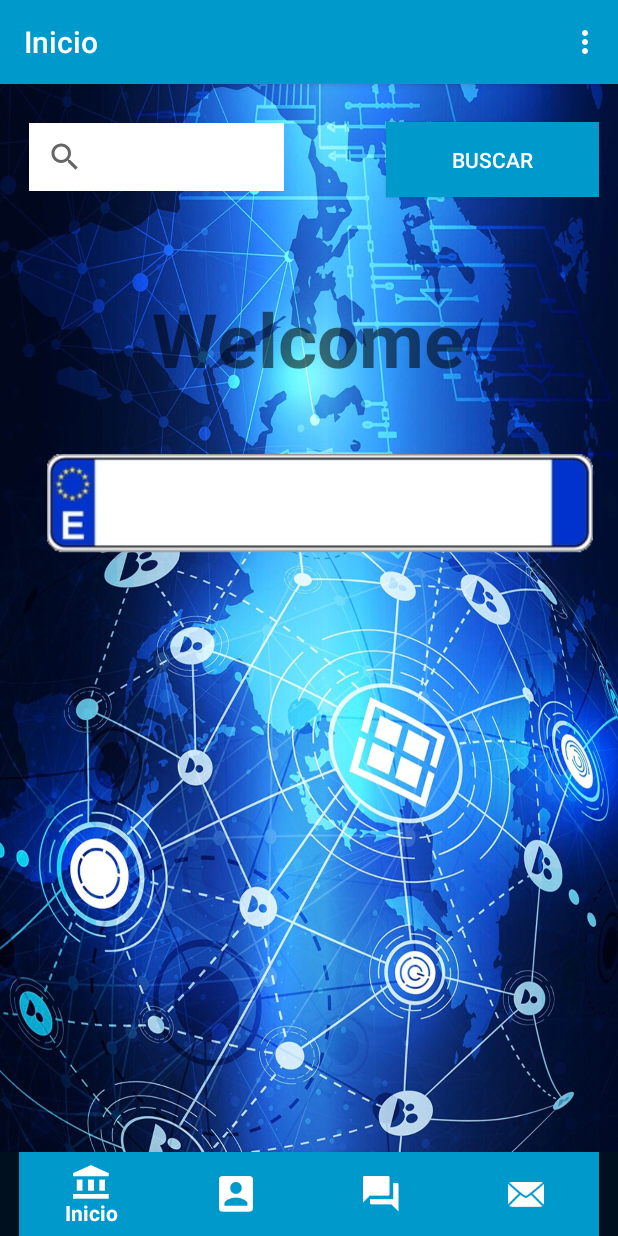
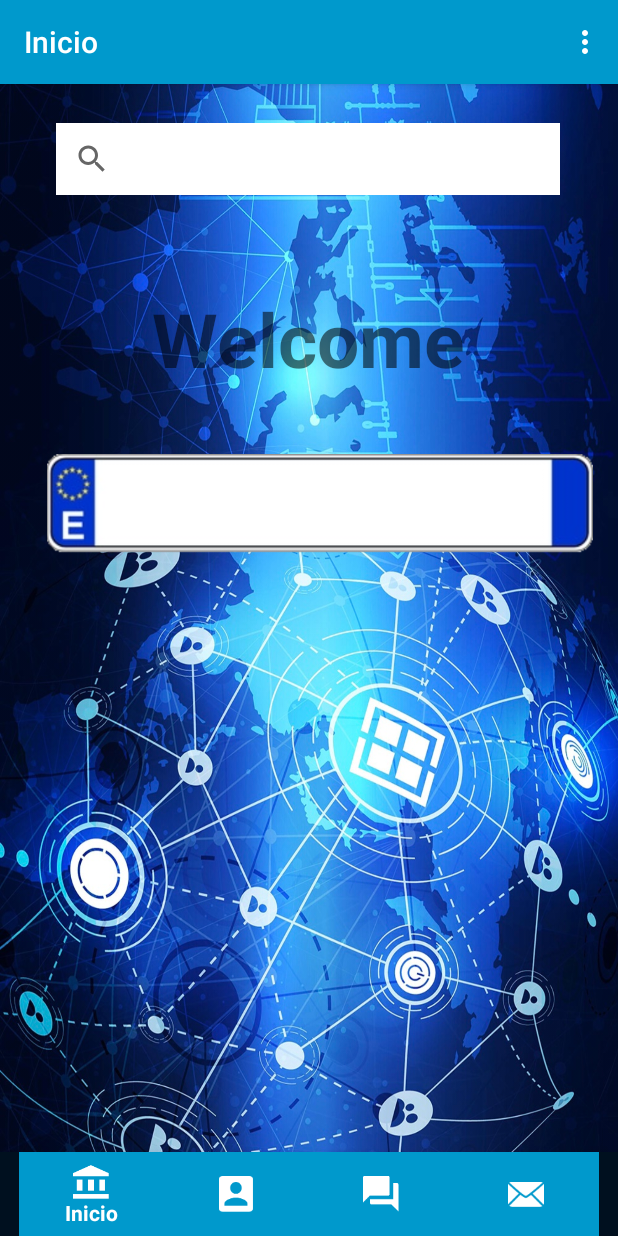
Before and after one commit to franklyn-noyola/Xcar-Android, an Android app: the fragment_home screen opened directly, with no data from a screen before it, on a phone screen of 412 x 824 dp. Run offline under Robolectric (Android 15) with nearby library versions, the phone set to English and light mode, and no system bars; our stand-ins replace AdMob, Firebase (no records; nobody signed in at launch, a user with empty details on screens opened directly); 9 statements that could not run were skipped.

Commit message:
updated changes

```diff
--- a/app/src/main/java/com/epicdeveloper/allconnected/ui/home/fragment_home.java
+++ b/app/src/main/java/com/epicdeveloper/allconnected/ui/home/fragment_home.java
@@ -50,7 +50,6 @@ public class fragment_home extends Fragment {
     public TextView user;
     AdView adview;
     Context context;
-    Button searchButtonUser;
     Resources resources;
     String selectedLanguage;
     SearchView searchViewField;
@@ -84,9 +83,7 @@ public class fragment_home extends Fragment {
 
         AdRequest adRequest = new AdRequest.Builder().build();
         adview.loadAd(adRequest);
-        searchButtonUser = root.findViewById(R.id.searchUserButton);
         searchViewField = root.findViewById(R.id.search_View);
-        searchButtonUser.setText(resources.getString(R.string.Search));
 
 
         MainActivity.screens=1;
@@ -103,8 +100,12 @@ public class fragment_home extends Fragment {
         searchViewField.setOnQueryTextListener(new SearchView.OnQueryTextListener()  {
             @Override
             public boolean onQueryTextSubmit(final String query) {
-                getInfoData(query);
-                return false;
+                if (TextUtils.isEmpty(searchViewField.getQuery())){
+                    Toast.makeText(context, resources.getString(R.string.noExists), Toast.LENGTH_SHORT).show();
+                }else{
+                    getInfoData(searchViewField.getQuery().toString().toUpperCase());
+                }
+                return true;
             }
 
             @Override
@@ -113,7 +114,7 @@ public class fragment_home extends Fragment {
             }
         });
 
-        searchButtonUser.setOnClickListener(new View.OnClickListener() {
+    /*    searchButtonUser.setOnClickListener(new View.OnClickListener() {
             @Override
             public void onClick(View v) {
                 if (TextUtils.isEmpty(searchViewField.getQuery())){
@@ -122,7 +123,7 @@ public class fragment_home extends Fragment {
                     getInfoData(searchViewField.getQuery().toString().toUpperCase());
                 }
             }
-        });
+        });*/
 
         return root;
     }
--- a/app/src/main/res/layout/fragment_home_fragment.xml
+++ b/app/src/main/res/layout/fragment_home_fragment.xml
@@ -65,29 +65,16 @@
         app:layout_constraintVertical_bias="0.394" />
 
     <SearchView
-        android:layout_width="170dp"
         android:id="@+id/search_View"
-        android:layout_height="45dp"
+        android:layout_width="336dp"
+        android:layout_height="48dp"
         android:background="@android:color/white"
         app:layout_constraintBottom_toBottomOf="parent"
         app:layout_constraintEnd_toEndOf="parent"
-        app:layout_constraintHorizontal_bias="0.080"
+        app:layout_constraintHorizontal_bias="0.493"
         app:layout_constraintStart_toStartOf="parent"
         app:layout_constraintTop_toTopOf="parent"
-        app:layout_constraintVertical_bias="0.105" />
-
-    <Button
-        android:id="@+id/searchUserButton"
-        android:layout_width="142dp"
-        android:layout_height="50dp"
-        android:background="@android:color/holo_blue_dark"
-        android:textColor="@android:color/white"
-        app:layout_constraintBottom_toBottomOf="parent"
-        app:layout_constraintEnd_toEndOf="parent"
-        app:layout_constraintHorizontal_bias="0.953"
-        app:layout_constraintStart_toStartOf="parent"
-        app:layout_constraintTop_toTopOf="parent"
-        app:layout_constraintVertical_bias="0.105" />
+        app:layout_constraintVertical_bias="0.106" />
 
 
 </androidx.constraintlayout.widget.ConstraintLayout>
```
Also changed, not shown: app/src/main/java/com/epicdeveloper/allconnected/ui/Chat/chatMainScreen.java (+1 -16 lines), app/src/main/res/layout/chat_main_screen.xml (+12 -24 lines), app/src/main/res/layout/fragment_chat_fragment.xml (+10 -6 lines).
